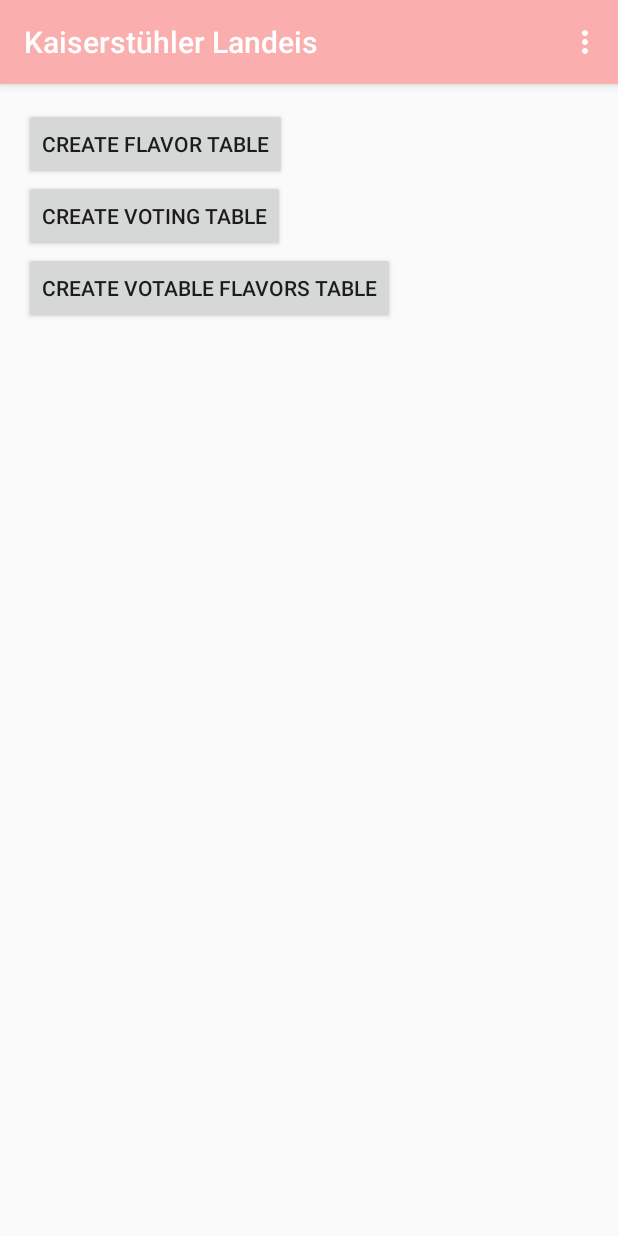
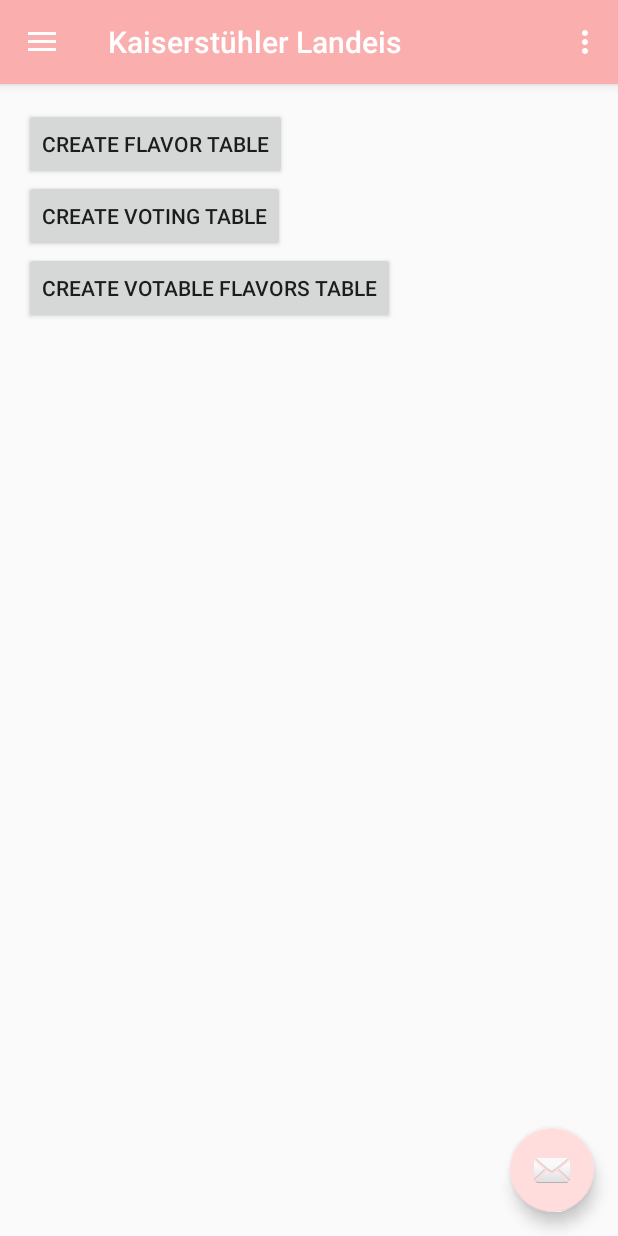
Before and after one commit to jonklep96/KaiserApp, an Android app: the screen it shows after launch (DeveloperActivity), in the side drawer, after a tap on "Developer", on a phone screen of 412 x 824 dp. Run offline under Robolectric (Android 15) with nearby library versions, the phone set to English and light mode, and no system bars.

Commit message:
Working Navigation Drawer

```diff
--- a/app/src/main/AndroidManifest.xml
+++ b/app/src/main/AndroidManifest.xml
@@ -22,7 +22,7 @@
         android:icon="@mipmap/launcher"
         android:label="@string/app_name"
         android:supportsRtl="true"
-        android:theme="@style/AppTheme">
+        android:theme="@style/AppTheme.NoActionBar">
         <meta-data
             android:name="com.google.android.gms.version"
             android:value="@integer/google_play_services_version" />
@@ -33,8 +33,7 @@
         <activity
             android:name=".DrawerActivity"
             android:label="@string/title_activity_drawer"
-            android:screenOrientation="portrait"
-            android:theme="@style/AppTheme.NoActionBar">
+            android:screenOrientation="portrait">
             <intent-filter>
                 <action android:name="android.intent.action.MAIN" />
 
--- a/app/src/main/java/edu/bentley/kaiserapp/DeveloperActivity.java
+++ b/app/src/main/java/edu/bentley/kaiserapp/DeveloperActivity.java
@@ -17,13 +17,17 @@ public class DeveloperActivity extends DrawerActivity {
 
     private final String DEV_TAG = "DeveloperActivity";
 
+    public final static String NAME = "developer";
+
     Button btnCreateFlavorsTable, btnCreateVotingTable, btnVotableFlavorsTable;
 
     @Override
     protected void onCreate(Bundle savedInstanceState) {
-        savedInstanceState.putString(ACTIVITY_KEY, "developer");
+        if (savedInstanceState == null)
+            savedInstanceState = new Bundle();
+        savedInstanceState.putString(ACTIVITY_KEY, NAME);
+
         super.onCreate(savedInstanceState);
-        setContentView(R.layout.activity_developer);
 
         btnCreateFlavorsTable = (Button)findViewById(R.id.dev_create_flavors_table);
         btnCreateFlavorsTable.setOnClickListener(new View.OnClickListener() {
--- a/app/src/main/java/edu/bentley/kaiserapp/DrawerActivity.java
+++ b/app/src/main/java/edu/bentley/kaiserapp/DrawerActivity.java
@@ -13,6 +13,8 @@ import android.support.v7.app.AppCompatActivity;
 import android.support.v7.widget.Toolbar;
 import android.view.Menu;
 import android.view.MenuItem;
+import android.widget.ViewFlipper;
+
 import edu.bentley.kaiserapp.contact.*;
 
 public class DrawerActivity extends AppCompatActivity implements NavigationView.OnNavigationItemSelectedListener {
@@ -31,12 +33,25 @@ public class DrawerActivity extends AppCompatActivity implements NavigationView.
     public final static String USERNAME = "jkleppinger";
     public final static String PASSWORD = "icecream";
 
+    /**
+     * Use a ViewFlipper to change the content inside of the
+     * application.
+     */
+    ViewFlipper vf;
+
     @Override
     protected void onCreate(Bundle savedInstanceState) {
         super.onCreate(savedInstanceState);
         setContentView(R.layout.activity_drawer);
         Toolbar toolbar = (Toolbar) findViewById(R.id.toolbar);
-        setSupportActionBar(toolbar);
+        if (getSupportActionBar() == null)
+            setSupportActionBar(toolbar);
+
+        vf = (ViewFlipper)findViewById(R.id.vf);
+        if (savedInstanceState != null)
+            setViewFlipperContent(savedInstanceState.getString(ACTIVITY_KEY));
+        else
+            vf.setDisplayedChild(2);
 
         FloatingActionButton fab = (FloatingActionButton) findViewById(R.id.fab);
         fab.setOnClickListener(new View.OnClickListener() {
@@ -115,4 +130,16 @@ public class DrawerActivity extends AppCompatActivity implements NavigationView.
         drawer.closeDrawer(GravityCompat.START);
         return true;
     }
+
+    public void setViewFlipperContent(String activityName) {
+        if (activityName == null)
+            vf.setDisplayedChild(2);
+        switch (activityName) {
+            //case StartActivity.NAME: break;
+            case FlavorsActivity.NAME: vf.setDisplayedChild(0); break;
+            case VotingActivity.NAME: vf.setDisplayedChild(1); break;
+            case DeveloperActivity.NAME: vf.setDisplayedChild(2); break;
+            case ContactActivity.NAME: vf.setDisplayedChild(3); break;
+        }
+    }
 }
--- a/app/src/main/java/edu/bentley/kaiserapp/contact/ContactActivity.java
+++ b/app/src/main/java/edu/bentley/kaiserapp/contact/ContactActivity.java
@@ -40,6 +40,8 @@ import java.util.List;
 import edu.bentley.kaiserapp.R;
 
 public class ContactActivity extends FragmentActivity implements OnMapReadyCallback {
+
+    public final static String NAME = "map";
 
     private GoogleMap mMap;
 
--- a/app/src/main/res/layout/app_bar_drawer.xml
+++ b/app/src/main/res/layout/app_bar_drawer.xml
@@ -21,7 +21,20 @@
 
     </android.support.design.widget.AppBarLayout>
 
-    <include layout="@layout/activity_developer" />
+    <ViewFlipper xmlns:android="http://schemas.android.com/apk/res/android"
+        android:id="@+id/vf"
+        android:layout_marginTop="?attr/actionBarSize"
+        android:layout_width="match_parent"
+        android:layout_height="wrap_content" >
+
+        <!-- <include android:id="@+id/include_start" layout="@layout/activity_start" /> debug-->
+        <include android:id="@+id/include_flavors" layout="@layout/activity_flavors" />
+        <include android:id="@+id/include_voting" layout="@layout/activity_voting" />
+        <include android:id="@+id/include_developer" layout="@layout/activity_developer" />
+        <include android:id="@+id/include_map" layout="@layout/activity_contact" />
+        <!--<include android:id="@+id/include_sched" layout="@layout/activity_voting" /> debug-->
+        <!--<include android:id="@+id/include_contact" layout="@layout/activity_developer" /> debug-->
+    </ViewFlipper>
 
     <android.support.design.widget.FloatingActionButton
         android:id="@+id/fab"
```
Also changed, not shown: app/src/main/java/edu/bentley/kaiserapp/FlavorsActivity.java (+6 -1 lines), app/src/main/java/edu/bentley/kaiserapp/VotingActivity.java (+6 -1 lines).
